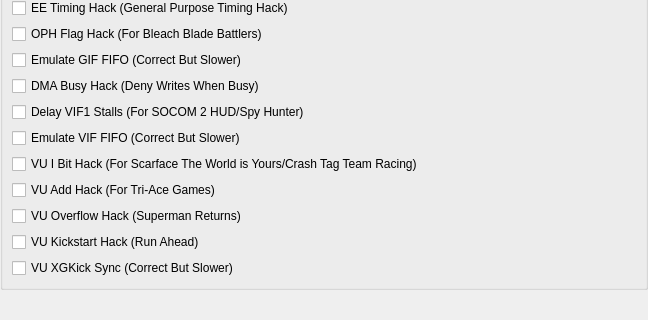
PCSX2/pcsx2, file pcsx2-qt/Settings/GameFixSettingsWidget.ui: the form before one commit; both pictures show x 0 to 648 and y 161 to 481 of the 648 by 481 pixel window.
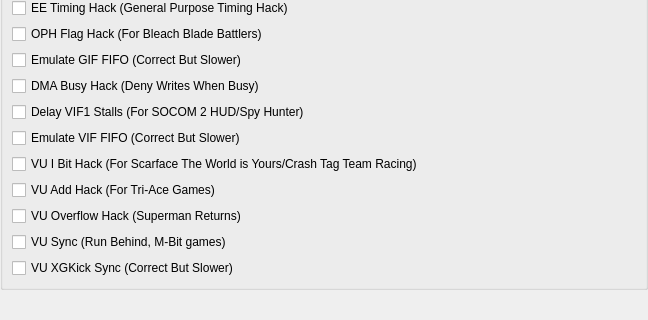
The form after the commit.

Commit message: GUI/Qt: Update VU Sync option in Qt interface

What changed in the file:
```diff
--- a/pcsx2-qt/Settings/GameFixSettingsWidget.ui
+++ b/pcsx2-qt/Settings/GameFixSettingsWidget.ui
@@ -130,7 +130,7 @@
       <item>
        <widget class="QCheckBox" name="VUKickstartHack">
         <property name="text">
-         <string>VU Kickstart Hack (Run Ahead)</string>
+         <string>VU Sync (Run Behind, M-Bit games)</string>
         </property>
        </widget>
       </item>
```
Left out of the diff: 2 changed lines with no effect on the pictures. The commit also changes 1 other file.
